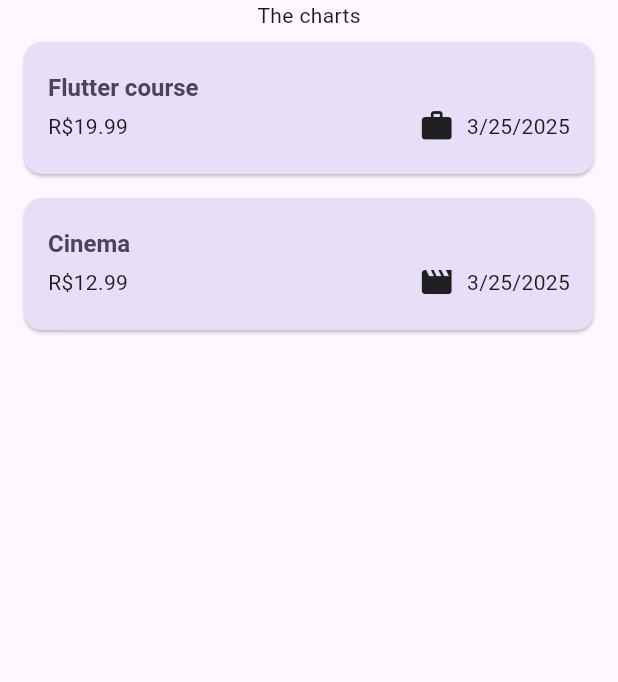
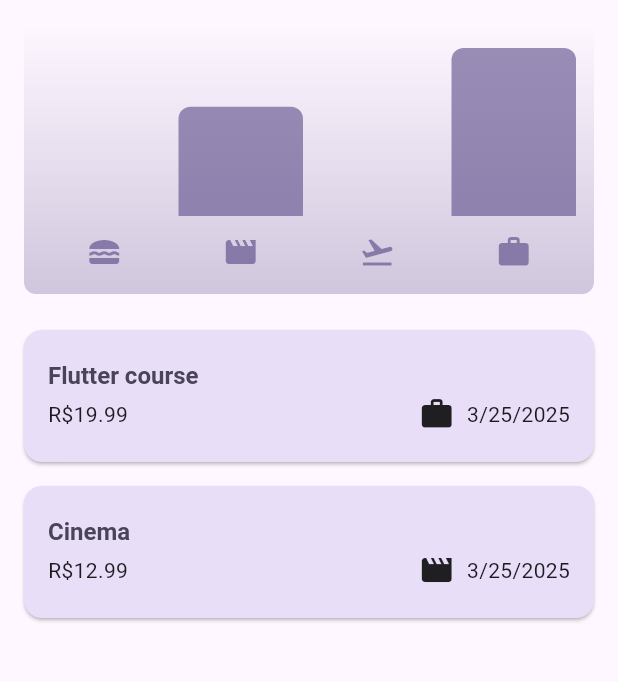
Before and after one commit to RonyRangelSS/flutter_expense_tracker, a Flutter app: the screen it shows after launch, on a phone screen of 412 x 824 dp, the part 84-766 px from its top. Run offline on Flutter 3.47's test engine with Material 3 defaults, Android fonts, the phone set to English and light mode, and no system bars.

Commit message:
adding chart configuration

```diff
--- /dev/null
+++ b/lib/widgets/chart/chart.dart
@@ -0,0 +1,95 @@
+import 'package:flutter/material.dart';
+
+import 'package:expanse_tracker/widgets/chart/chart_bar.dart';
+import 'package:expanse_tracker/models/expense.dart';
+
+class Chart extends StatelessWidget {
+  const Chart({super.key, required this.expenses});
+
+  final List<Expense> expenses;
+
+  List<ExpenseBucket> get buckets {
+    return [
+      ExpenseBucket.forCategory(expenses, Category.food),
+      ExpenseBucket.forCategory(expenses, Category.leisure),
+      ExpenseBucket.forCategory(expenses, Category.travel),
+      ExpenseBucket.forCategory(expenses, Category.work),
+    ];
+  }
+
+  double get maxTotalExpense {
+    double maxTotalExpense = 0;
+
+    for (final bucket in buckets) {
+      if (bucket.totalExpenses > maxTotalExpense) {
+        maxTotalExpense = bucket.totalExpenses;
+      }
+    }
+
+    return maxTotalExpense;
+  }
+
+  @override
+  Widget build(BuildContext context) {
+    final isDarkMode =
+        MediaQuery.of(context).platformBrightness == Brightness.dark;
+    return Container(
+      margin: const EdgeInsets.all(16),
+      padding: const EdgeInsets.symmetric(
+        vertical: 16,
+        horizontal: 8,
+      ),
+      width: double.infinity,
+      height: 180,
+      decoration: BoxDecoration(
+        borderRadius: BorderRadius.circular(8),
+        gradient: LinearGradient(
+          colors: [
+            Theme.of(context).colorScheme.primary.withAlpha(Color.getAlphaFromOpacity(0.3)),
+            Theme.of(context).colorScheme.primary.withAlpha(Color.getAlphaFromOpacity(0.0))
+          ],
+          begin: Alignment.bottomCenter,
+          end: Alignment.topCenter,
+        ),
+      ),
+      child: Column(
+        children: [
+          Expanded(
+            child: Row(
+              crossAxisAlignment: CrossAxisAlignment.end,
+              children: [
+                for (final bucket in buckets)
+                  ChartBar(
+                    fill: bucket.totalExpenses == 0
+                        ? 0
+                        : bucket.totalExpenses / maxTotalExpense,
+                  )
+              ],
+            ),
+          ),
+          const SizedBox(height: 12),
+          Row(
+            children: buckets
+                .map(
+                  (bucket) => Expanded(
+                    child: Padding(
+                      padding: const EdgeInsets.symmetric(horizontal: 4),
+                      child: Icon(
+                        categoryIcons[bucket.category],
+                        color: isDarkMode
+                            ? Theme.of(context).colorScheme.secondary
+                            : Theme.of(context)
+                                .colorScheme
+                                .primary
+                                .withAlpha(Color.getAlphaFromOpacity(0.7)),
+                      ),
+                    ),
+                  ),
+                )
+                .toList(),
+          )
+        ],
+      ),
+    );
+  }
+}
--- /dev/null
+++ b/lib/widgets/chart/chart_bar.dart
@@ -0,0 +1,34 @@
+import 'package:flutter/material.dart';
+
+class ChartBar extends StatelessWidget {
+  const ChartBar({
+    super.key,
+    required this.fill,
+  });
+
+  final double fill;
+
+  @override
+  Widget build(BuildContext context) {
+    final isDarkMode =
+        MediaQuery.of(context).platformBrightness == Brightness.dark;
+    return Expanded(
+      child: Padding(
+        padding: const EdgeInsets.symmetric(horizontal: 4),
+        child: FractionallySizedBox(
+          heightFactor: fill,
+          child: DecoratedBox(
+            decoration: BoxDecoration(
+              shape: BoxShape.rectangle,
+              borderRadius:
+                  const BorderRadius.vertical(top: Radius.circular(8)),
+              color: isDarkMode
+                  ? Theme.of(context).colorScheme.secondary
+                  : Theme.of(context).colorScheme.primary.withAlpha(Color.getAlphaFromOpacity(0.65)),
+            ),
+          ),
+        ),
+      ),
+    );
+  }
+}
--- a/lib/widgets/expenses.dart
+++ b/lib/widgets/expenses.dart
@@ -1,3 +1,4 @@
+import 'package:expanse_tracker/widgets/chart/chart.dart';
 import 'package:expanse_tracker/widgets/expense_list/expenses_list.dart';
 import 'package:expanse_tracker/models/expense.dart';
 import 'package:expanse_tracker/widgets/new_expense.dart';
@@ -84,7 +85,7 @@ class _ExpensesState extends State<Expenses> {
       ),
       body: Column(
         children: [
-          Text("The charts"),
+          Chart(expenses: _registeredExpenses),
           Expanded(
               child: ExpensesList(
             expenses: _registeredExpenses,
```
